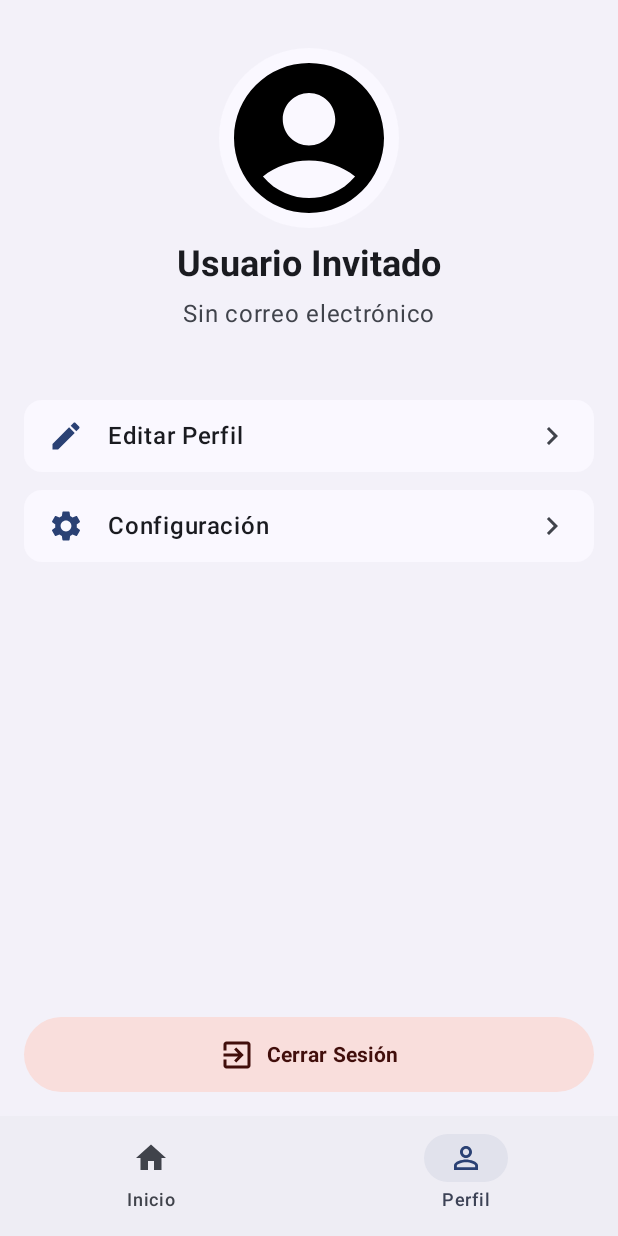
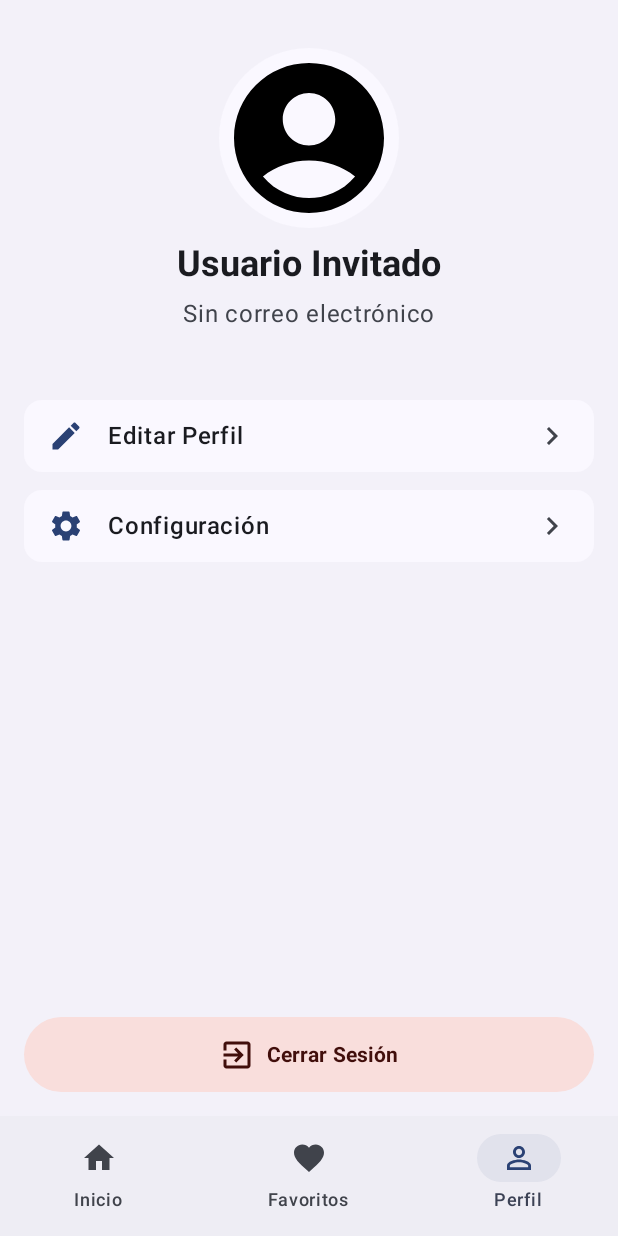
Before and after one commit to jonaourdev/restaurAPP, an Android app built with Jetpack Compose: the ProfileScreen screen opened through its navigation route, item 2 of the bottom bar chosen, on a phone screen of 412 x 824 dp. Run offline under Robolectric (Android 15) with nearby library versions, the phone set to English and light mode, and no system bars; our stand-ins replace Room's generated code, window size class; 1 statement that could not run was skipped.

Commit message:
FT-Favorites
Añadido:
- Funcionalidad de favoritos en los conceptos.
- Se agregó el campo `isFavorite` a `ConceptEntity`.
- Se implementó la lógica para marcar/desmarcar un concepto como favorito en `ConceptViewModel`.
- Se añadió un botón de estrella en `ConceptListItem` para gestionar los favoritos.
- Los conceptos ahora se agrupan en "Favoritos" y "Otros" en la pantalla de lista de conceptos.
- Se ha creado la estructura inicial para la pantalla de Favoritos (`FavoriteScreen`).
- Se habilitó la navegación a la pantalla de Favoritos en la barra de navegación inferior.

```diff
--- a/app/src/main/java/com/example/restaurapp/model/local/concepts/ConceptEntity.kt
+++ b/app/src/main/java/com/example/restaurapp/model/local/concepts/ConceptEntity.kt
@@ -17,5 +17,6 @@ data class ConceptEntity (
     val nombreConcepto: String,
     val descripcion: String,
     val tipo: String,
-    val familyId: Long? = null
+    val familyId: Long? = null,
+    val isFavorite: Boolean = false
 )
--- a/app/src/main/java/com/example/restaurapp/ui/screens/bottomNavBarScreen/BottomNavBarScreen.kt
+++ b/app/src/main/java/com/example/restaurapp/ui/screens/bottomNavBarScreen/BottomNavBarScreen.kt
@@ -43,25 +43,25 @@ fun BottomNavBarScreen(
         )
 
         // --- Favoritos --- FALTA INCORPORAR
-//        NavigationBarItem(
-//            selected = currentRoute == Screen.Favorites.route,
-//            onClick = {
-//                navController.navigate(Screen.Favorites.route) {
-//                    popUpTo(navController.graph.findStartDestination().id) {
-//                        saveState = true
-//                    }
-//                    launchSingleTop = true
-//                    restoreState = true
-//                }
-//            },
-//            icon = { Icon(Icons.Filled.Favorite, contentDescription = "Favoritos") },
-//            label = { Text("Favoritos") },
-//            colors = NavigationBarItemDefaults.colors(
-//                selectedIconColor = MaterialTheme.colorScheme.primary,
-//                unselectedIconColor = MaterialTheme.colorScheme.onSurfaceVariant,
-//                indicatorColor = MaterialTheme.colorScheme.surfaceVariant
-//            )
-//        )
+        NavigationBarItem(
+            selected = currentRoute == Screen.Favorites.route,
+            onClick = {
+                navController.navigate(Screen.Favorites.route) {
+                    popUpTo(navController.graph.findStartDestination().id) {
+                        saveState = true
+                    }
+                    launchSingleTop = true
+                    restoreState = true
+                }
+            },
+            icon = { Icon(Icons.Filled.Favorite, contentDescription = "Favoritos") },
+            label = { Text("Favoritos") },
+            colors = NavigationBarItemDefaults.colors(
+                selectedIconColor = MaterialTheme.colorScheme.primary,
+                unselectedIconColor = MaterialTheme.colorScheme.onSurfaceVariant,
+                indicatorColor = MaterialTheme.colorScheme.surfaceVariant
+            )
+        )
 
         // --- Perfil ---
         NavigationBarItem(
--- a/app/src/main/java/com/example/restaurapp/ui/screens/familyDetailScreen/FamilyDetailScreenBase.kt
+++ b/app/src/main/java/com/example/restaurapp/ui/screens/familyDetailScreen/FamilyDetailScreenBase.kt
@@ -104,7 +104,7 @@ fun FamilyDetailScreenBase(
 
                 conceptInFamily.isEmpty() -> {
                     Text(
-                        text = "Esta familia aún no tienen conceptos.\nPresiona '+' para añadir el primero!",
+                        text = "Esta familia aún no tienen conceptos. Presiona '+' para añadir el primero!",
                         textAlign = TextAlign.Center,
                         modifier = Modifier.padding(16.dp)
                     )
@@ -119,7 +119,7 @@ fun FamilyDetailScreenBase(
                         horizontalArrangement = Arrangement.spacedBy(itemSpacing)
                     ) {
                         items(conceptInFamily) { concept ->
-                            ConceptListItem(concept = concept)
+                            ConceptListItem(concept = concept, onFavoriteClick = { vm.toggleFavorite(concept) })
                         }
                     }
                 }
--- /dev/null
+++ b/app/src/main/java/com/example/restaurapp/ui/screens/favoritesScreen/FavoriteScreenCompact.kt
@@ -0,0 +1 @@
+package com.example.restaurapp.ui.screens.favoritesScreen
--- /dev/null
+++ b/app/src/main/java/com/example/restaurapp/ui/screens/favoritesScreen/FavoriteScreenExpanded.kt
@@ -0,0 +1 @@
+package com.example.restaurapp.ui.screens.favoritesScreen
--- /dev/null
+++ b/app/src/main/java/com/example/restaurapp/ui/screens/favoritesScreen/FavoriteScreenMedium.kt
@@ -0,0 +1 @@
+package com.example.restaurapp.ui.screens.favoritesScreen
```
Also changed, not shown: app/src/main/java/com/example/restaurapp/ui/screens/favoritesScreen/FavoriteScreen.kt (added, +64 -0 lines), app/src/main/java/com/example/restaurapp/ui/screens/favoritesScreen/FavoriteScreenBase.kt (added, +50 -0 lines), app/src/main/java/com/example/restaurapp/ui/screens/listConceptScreen/ListConceptScreenBase.kt (+52 -9 lines), app/src/main/java/com/example/restaurapp/viewmodel/ConceptViewModel.kt (+9 -0 lines).
